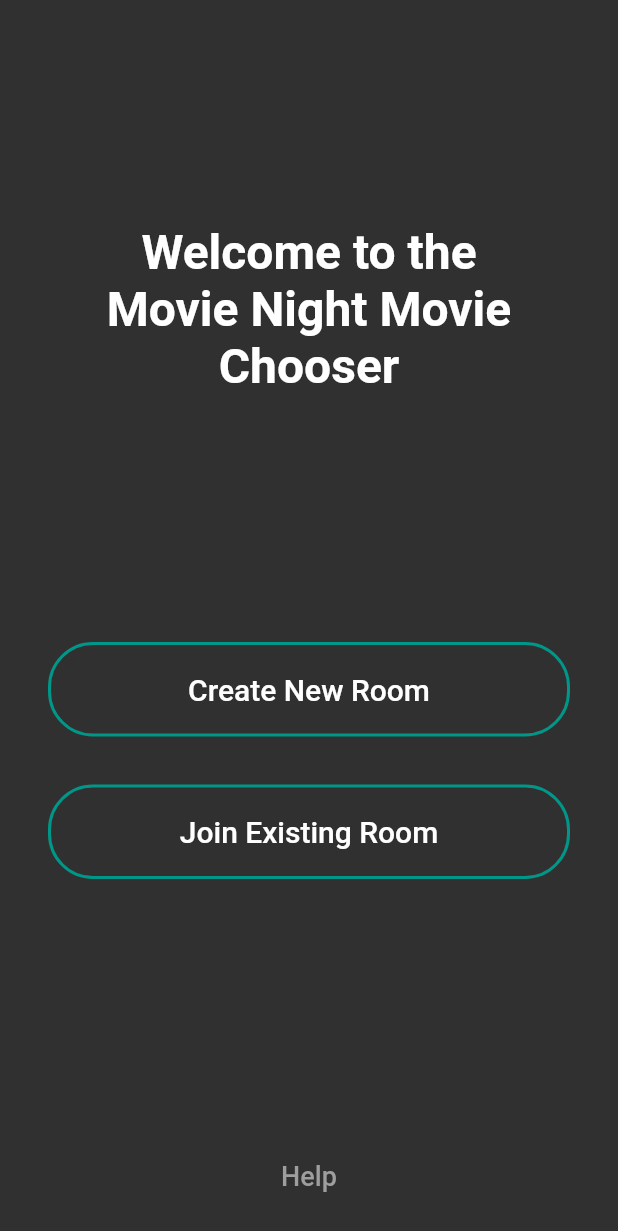
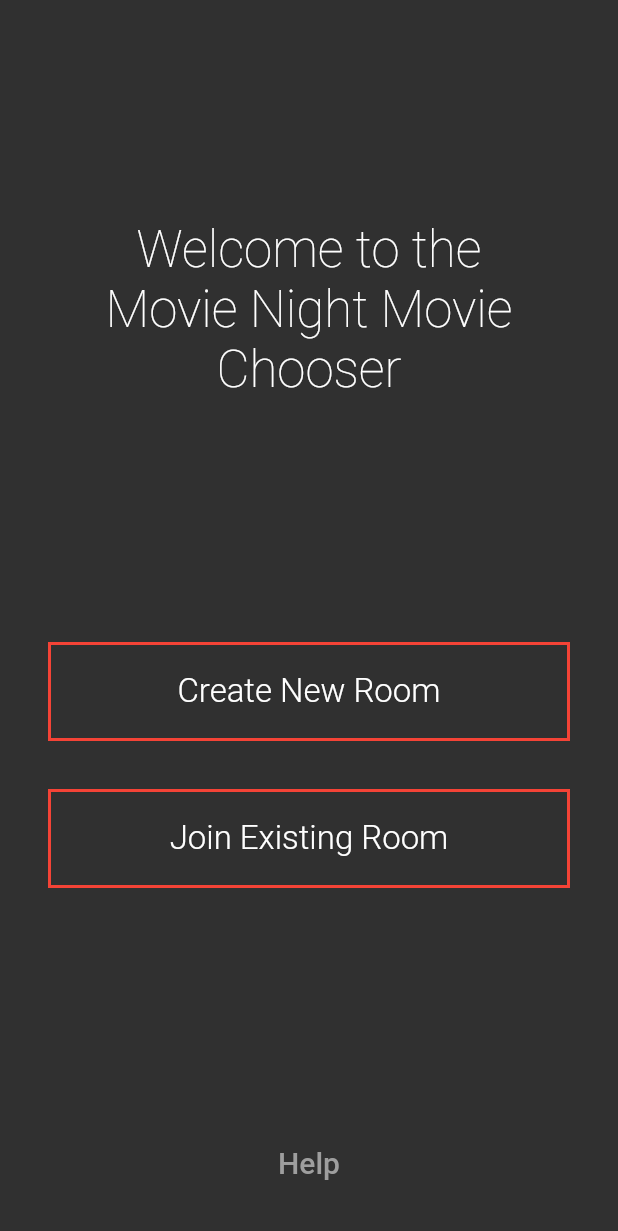
Before and after one commit to stefanuros/movie_night_chooser, a Flutter app: the screen it shows after launch, on a phone screen of 412 x 824 dp. Shown: the top 1231 px of the screen. Run offline on Flutter 3.47's test engine with Material 2 defaults, Android fonts, the phone set to English and light mode, and no system bars.

Commit message:
Moved RegularButton to new file
..and changed help button bottom padding to depend on screen size

```diff
--- a/lib/homePage.dart
+++ b/lib/homePage.dart
@@ -3,7 +3,7 @@ import 'package:flutter/material.dart';
 
 import 'joinPage.dart';
 import 'roomPage.dart';
-
+import 'widgets/roundedButton.dart';
 
 class HomePage extends StatelessWidget {
 	// The help dialog text
@@ -26,16 +26,16 @@ class HomePage extends StatelessWidget {
 					crossAxisAlignment: CrossAxisAlignment.stretch,
 					children: <Widget>[
 						// Heading for the home page
-						HomePageTitle("Welcome to the Movie Night Movie Chooser"),
+						HomePageTitle("Welcome to the\nMovie Night Movie Chooser"),
 						// Create Room Button
-						RoundedTealButton("Create New Room", () {
+						RoundedButton("Create New Room", () {
 							Navigator.push(
 								context,
 								MaterialPageRoute(builder: (context) => RoomPage()),
 							);
 						}),
 						// Join Room Button
-						RoundedTealButton("Join Existing Room", () {
+						RoundedButton("Join Existing Room", () {
 							Navigator.push(
 								context,
 								MaterialPageRoute(builder: (context) => JoinRoomPage()),
@@ -66,8 +66,8 @@ class HomePageTitle extends StatelessWidget {
 					child: Text(
 						_headerTitle,
 						style: TextStyle(
-							fontSize: 32,
-							fontWeight: FontWeight.bold,
+							fontSize: 34,
+							fontWeight: FontWeight.w200,
 							// fontFamily: 'Lato'
 						),
 						textAlign: TextAlign.center
@@ -90,13 +90,13 @@ class HelpButton extends StatelessWidget {
 			child: Align( // Aligns it to the bottomt of the screen
 				alignment: Alignment(0, 1),
 				child: Padding( // Pushes it a little off of the bottom of the screen
-					padding: EdgeInsets.only(bottom: 16),
+					padding: EdgeInsets.only(bottom: MediaQuery.of(context).size.height * 0.03),
 					child: FlatButton( // The actual button
 						child: Text( //The help text
 							"Help",
 							style: TextStyle(
 								color: Colors.grey,
-								fontSize: 18
+								fontSize: 20
 							),
 						),
 						onPressed: () { //Create a dialog when the button is pressed
@@ -122,41 +122,3 @@ class HelpButton extends StatelessWidget {
 		);
 	}
 }
-
-// The button that will be used on the home page to redirect the user
-class RoundedTealButton extends StatelessWidget {
-	// The text of the button
-	final String buttonText;
-	// The function the button will execute when pressed
-	final Function buttonFunction;
-
-	RoundedTealButton(this.buttonText, this.buttonFunction);
-
-	@override
-	Widget build(BuildContext context) {
-		return Padding(
-			padding: EdgeInsets.symmetric(horizontal: 32, vertical: 16),
-			child: OutlineButton(
-				// highlightColor: Colors.red,
-				borderSide: BorderSide(
-					color: Colors.teal,
-					width: 2
-				),
-				highlightedBorderColor: Colors.teal,
-				shape: RoundedRectangleBorder(
-					borderRadius: BorderRadius.circular(30)
-				),
-				splashColor: Colors.teal[300],
-				padding: EdgeInsets.symmetric(horizontal: 32, vertical: 20),
-				// color: Colors.teal,
-				onPressed: buttonFunction,
-				child: Text(
-					buttonText,
-					style: TextStyle(
-						fontSize: 20
-					)
-				)
-			),
-		);
-	}
-}
--- a/lib/joinPage.dart
+++ b/lib/joinPage.dart
@@ -1,5 +1,7 @@
 // This file handles the join room page
 import 'package:flutter/material.dart';
+
+import 'style.dart';
 
 class JoinRoomPage extends StatelessWidget {
 	@override
--- a/lib/main.dart
+++ b/lib/main.dart
@@ -1,6 +1,7 @@
 import 'package:flutter/material.dart';
 
 import 'homePage.dart';
+import 'style.dart';
 
 // This file starts the home page widget
 
@@ -13,7 +14,8 @@ class MyApp extends StatelessWidget {
 		return MaterialApp(
 			title: 'Movie Night Chooser',
 			theme: ThemeData(
-				accentColor: Colors.teal,
+				accentColor: Style.accentColour,
+				// accentColor: Colors.teal,
 				brightness: Brightness.dark,
 			),
 			// Load the home page
--- a/lib/roomPage.dart
+++ b/lib/roomPage.dart
@@ -1,5 +1,7 @@
 // This file handles the create room page
 import 'package:flutter/material.dart';
+
+import 'style.dart';
 
 class RoomPage extends StatelessWidget {
 	@override
--- /dev/null
+++ b/lib/style.dart
@@ -0,0 +1,9 @@
+// This file handles the apps style
+import 'package:flutter/material.dart';
+
+abstract class Style {
+	// static const accentColour = Colors.teal;
+	static const accentColour = Colors.red;
+	// static final splashColour = Colors.teal[300];
+	static final splashColour = Colors.red[300];
+}
--- /dev/null
+++ b/lib/widgets/roundedButton.dart
@@ -0,0 +1,41 @@
+import 'package:flutter/material.dart';
+
+import '../style.dart';
+
+// The button that will be used on the home page to redirect the user
+class RoundedButton extends StatelessWidget {
+	// The text of the button
+	final String buttonText;
+	// The function the button will execute when pressed
+	final Function buttonFunction;
+
+	RoundedButton(this.buttonText, this.buttonFunction);
+
+	@override
+	Widget build(BuildContext context) {
+		return Padding(
+			padding: EdgeInsets.symmetric(horizontal: 32, vertical: 16),
+			child: OutlineButton(
+				// highlightColor: Colors.red,
+				borderSide: BorderSide(
+					color: Style.accentColour,
+					width: 2
+				),
+				highlightedBorderColor: Style.accentColour,
+				shape: RoundedRectangleBorder(
+					// borderRadius: BorderRadius.circular(50)
+				),
+				splashColor: Style.splashColour,
+				padding: EdgeInsets.symmetric(horizontal: 32, vertical: 20),
+				onPressed: buttonFunction,
+				child: Text(
+					buttonText,
+					style: TextStyle(
+						fontSize: 22,
+						fontWeight: FontWeight.w300
+					)
+				)
+			),
+		);
+	}
+}
```
